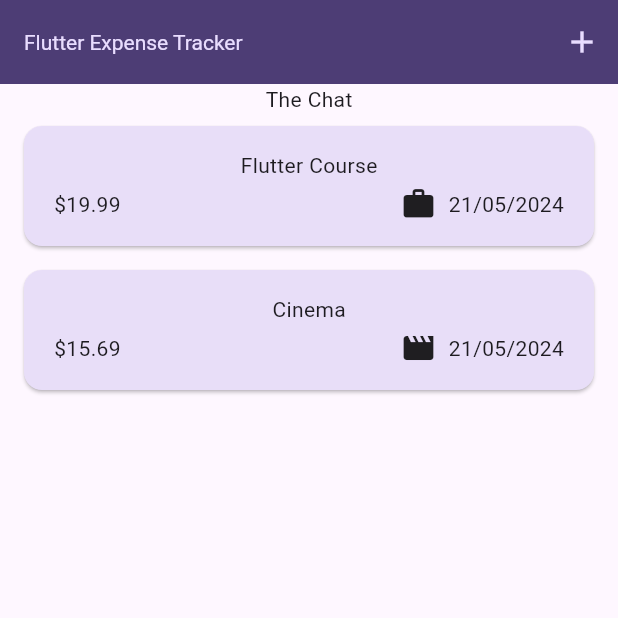
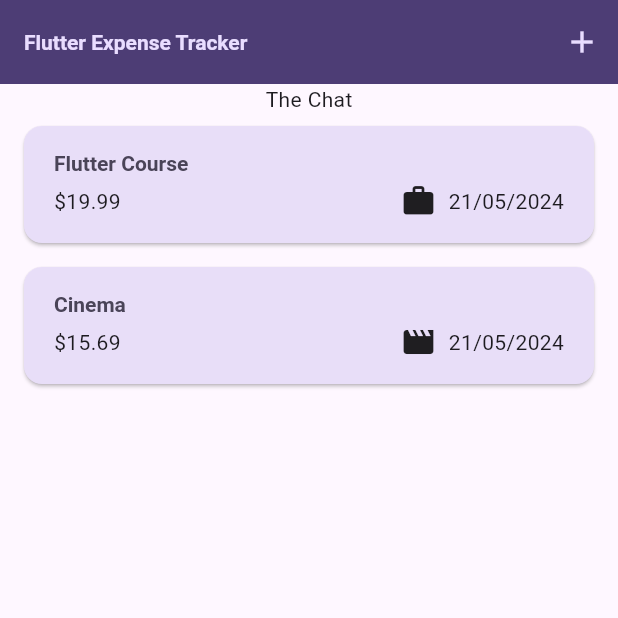
Before and after one commit to IamHaydenNg/expenses, a Flutter app: the screen it shows after launch, on a phone screen of 412 x 824 dp, the top half of it. Run offline on Flutter 3.47's test engine with Material 3 defaults, Android fonts, the phone set to English and light mode, and no system bars.

Commit message:
Add code of class 126: Using Theme Data in Widgets

```diff
--- a/lib/main.dart
+++ b/lib/main.dart
@@ -25,7 +25,7 @@ void main() {
         ),
         textTheme: ThemeData().textTheme.copyWith(
               titleLarge: TextStyle(
-                fontWeight: FontWeight.normal,
+                fontWeight: FontWeight.bold,
                 color: kColorScheme.onSecondaryContainer,
                 fontSize: 14,
               ),
--- a/lib/widgets/expenses_list/expense_item.dart
+++ b/lib/widgets/expenses_list/expense_item.dart
@@ -12,8 +12,12 @@ class ExpenseItem extends StatelessWidget {
       child: Padding(
         padding: const EdgeInsets.symmetric(horizontal: 20, vertical: 16),
         child: Column(
+          crossAxisAlignment: CrossAxisAlignment.start,
           children: [
-            Text(expense.title),
+            Text(
+              expense.title,
+              style: Theme.of(context).textTheme.titleLarge,
+            ),
             const SizedBox(height: 4),
             Row(
               children: [
--- a/lib/widgets/expenses_list/expenses_list.dart
+++ b/lib/widgets/expenses_list/expenses_list.dart
@@ -14,6 +14,10 @@ class ExpensesList extends StatelessWidget {
     return ListView.builder(
       itemCount: expenses.length,
       itemBuilder: (ctx, index) => Dismissible(
+        background: Container(
+          color: Theme.of(context).colorScheme.error.withOpacity(0.75),
+          margin: Theme.of(context).cardTheme.margin,
+        ),
         key: ValueKey(expenses[index]),
         onDismissed: (direction) {
           onRemoveExpense(expenses[index]);
```
